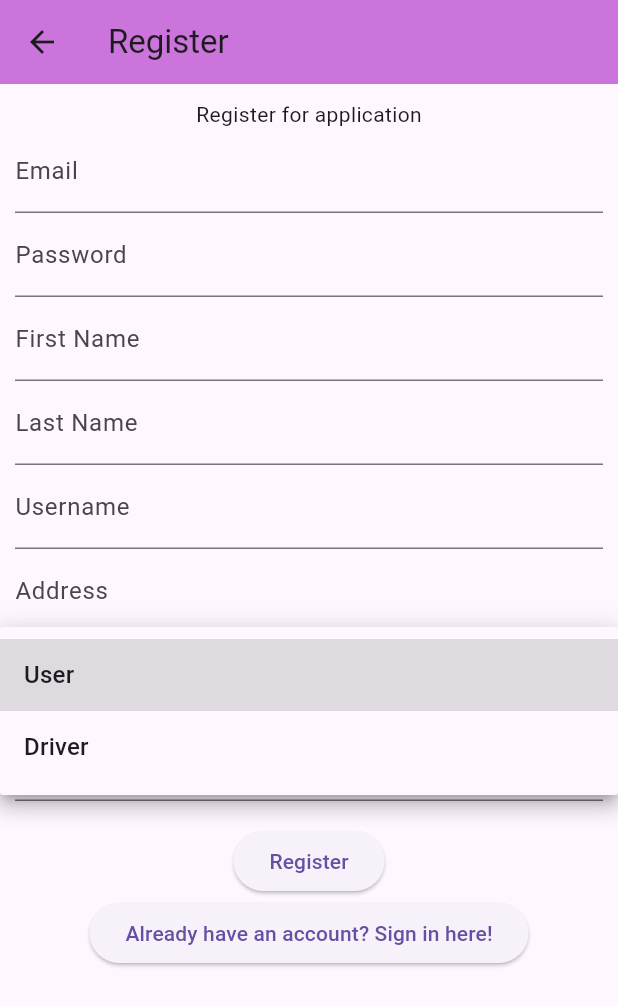
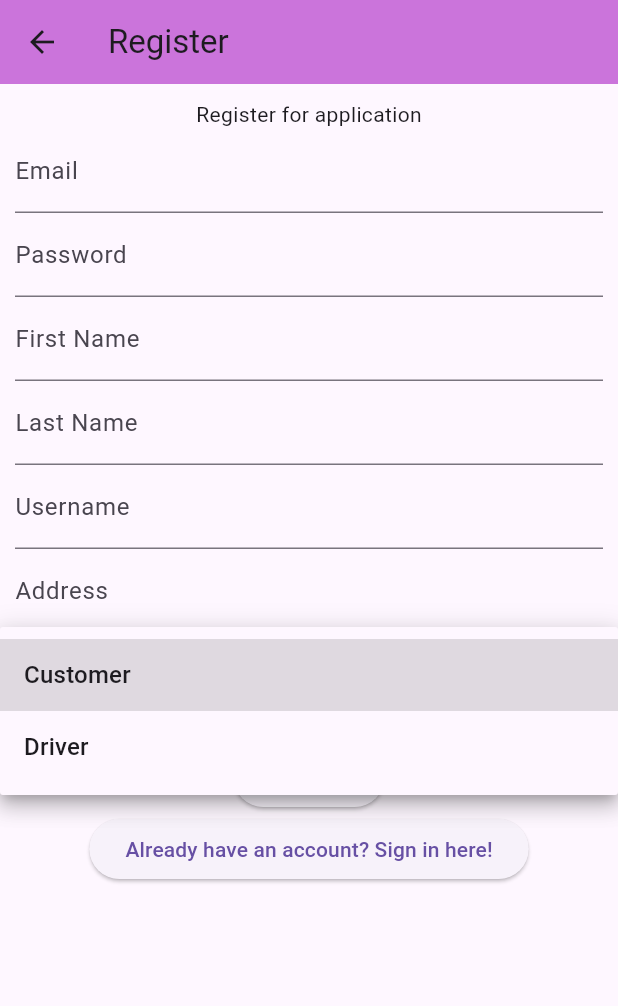
Before and after one commit to dmevans27/MADDeliveryApp, a Flutter app: the RegistrationPage screen opened directly, after a tap on "Select Role", on a phone screen of 412 x 824 dp. Shown: the top 1006 px of the screen. Run offline on Flutter 3.47's test engine with Material 3 defaults, Android fonts, the light colour scheme and no system bars; our stand-ins replace cloud_firestore, firebase_auth, firebase_core; accounts and stored records are empty; network calls fail.

Commit message:
fixed registration errors

```diff
--- a/lib/deliveryinfo.dart
+++ b/lib/deliveryinfo.dart
@@ -31,11 +31,11 @@ class OrderDetailsPage extends StatelessWidget {
                 Text('Customer: ${order?['customerName']}'),
                 Text('User Address: ${order?['userAddress']}'),
                 Text('Time Placed: ${order?['timestamp']}'),
-                // Add more details as needed
+
                 SizedBox(height: 16.0),
                 ElevatedButton(
                   onPressed: () {
-                    _acceptOrder(context, orderId); // Pass context here
+                    _acceptOrder(context, orderId);
                   },
                   child: Text('Accept Order'),
                 ),
--- a/lib/driverinterface.dart
+++ b/lib/driverinterface.dart
@@ -43,23 +43,22 @@ class DriverPage extends StatelessWidget {
               // Determine the status of the order
               var status = order?['status'];
 
-              // Display available orders or accepted orders based on the status
+
               if (status == 'accepted') {
                 return Card(
-                  color: Colors.blue[100], // Example color for accepted orders
+                  color: Colors.blue[100],
                   child: ListTile(
                     title: Text('Order ID: ${order?.id}'),
                     subtitle: Text('Customer: ${order?['customerName']}\nAddress: ${order?['userAddress']}'),
-                    // You can add more details or actions specific to accepted orders here
                   ),
                 );
               } else {
                 return Card(
-                  color: Colors.green[100], // Example color for available orders
+                  color: Colors.green[100],
                   child: ListTile(
                     title: Text('Order ID: ${order?.id}'),
                     subtitle: Text('Customer: ${order?['customerName']}\nAddress: ${order?['userAddress']}'),
-                    // You can add more details or actions specific to available orders here
+
                     onTap: () {
                       Navigator.push(
                         context,
--- a/lib/login.dart
+++ b/lib/login.dart
@@ -35,7 +35,7 @@ import 'register.dart';
 
     if (userDoc.exists) {
       String role = userDoc['Role'];
-      if (role == 'user') {
+      if (role == 'customer') {
         Navigator.pushReplacement(context, MaterialPageRoute(builder: (context) => const HomeScreen()));
       } else if (role == 'driver') {
         Navigator.pushReplacement(context, MaterialPageRoute(builder: (context) => DriverPage()));
--- a/lib/register.dart
+++ b/lib/register.dart
@@ -10,7 +10,7 @@ import 'homescreen.dart';
 import 'driverinterface.dart';
 
 
-enum UserRole {user, driver}
+enum UserRole {customer, driver}
 
 class RegistrationPage extends StatefulWidget {
   const RegistrationPage({super.key});
@@ -30,7 +30,6 @@ class _RegistrationPageState extends State<RegistrationPage> {
 
    UserRole? _selectedRole;
    String? _errorMessage;
-   UserRole? _selectedRole;
 
    Future<void> _register(BuildContext context) async {
       try {
@@ -42,12 +41,12 @@ class _RegistrationPageState extends State<RegistrationPage> {
 
         // Store user's email in Firestore along with their UID
         CollectionReference users = FirebaseFirestore.instance.collection('users');
-        if (_selectedRole == UserRole.user){
+        if (_selectedRole == UserRole.customer){
         await users.doc(user.user!.uid).set({
           'Email': _registerEmailController.text,
           'FirstName':_registerFirstName.text,
           'LastName':_registerLastName.text,
-          'Role':  'user',
+          'Role':  'customer',
           'UserAddress': _registerAddressController.text,
           'RegistrationDateTime': Timestamp.now(),
           'Username': _registerUsername.text,
@@ -68,7 +67,7 @@ class _RegistrationPageState extends State<RegistrationPage> {
 
           });
         }
-          if (_selectedRole == UserRole.user) {
+ if (_selectedRole == UserRole.customer) {
      Navigator.push(context, MaterialPageRoute(builder: (context) => const HomeScreen()));
     } else {
       Navigator.push(context, MaterialPageRoute(builder: (context) => DriverPage()));
@@ -141,34 +140,12 @@ final TextEditingController _registerAddressController=TextEditingController();
                 decoration: const InputDecoration(labelText: 'Address'),
                 obscureText: false,
                 ),
-                DropdownButtonFormField<UserRole>(
-              value: _selectedRole,
-              items: const [
-                DropdownMenuItem(
-                  value: UserRole.user,
-                  child: Text('User'),
-                ),
-                DropdownMenuItem(
-                  value: UserRole.driver,
-                  child: Text('Driver'),
-                ),
-              ],
-              onChanged: (value) {
-                setState(() {
-                  _selectedRole = value;
-                });
-              },
-              decoration: const InputDecoration(labelText: 'Select Role'),
-            ),
-                if(_errorMessage != null)
-                 Text( _errorMessage!,
-                  style: const TextStyle(color: Colors.red),
-                 ),
+
                  DropdownButtonFormField<UserRole>(
               value: _selectedRole,
               items: const  [
                 DropdownMenuItem(
-                  value: UserRole.user,
+                  value: UserRole.customer,
                   child: Text('Customer'),
                 ),
                 DropdownMenuItem(
```
